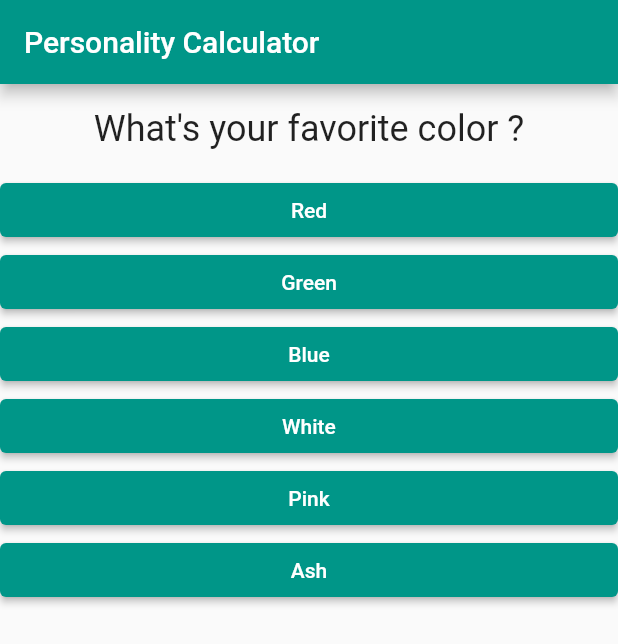
After one commit to Alamin11/QuizApp, a Flutter app: the screen it shows after launch, on a phone screen of 412 x 824 dp. The commit adds this screen. Shown: the top 644 px of the screen. Run offline on Flutter 3.47's test engine with Material 2 defaults, Android fonts, the phone set to English and light mode, and no system bars; our stand-ins replace simple_gradient_text.

Commit message:
Spliting-up the code and resetting the quiz

```diff
--- a/lib/main.dart
+++ b/lib/main.dart
@@ -1,9 +1,10 @@
 import 'package:flutter/material.dart';
-import 'package:simple_gradient_text/simple_gradient_text.dart';
+import 'package:quiz_app/result.dart';
 
 //created widget
 import './question.dart';
 import './answer.dart';
+import './quiz.dart';
 
 void main(List<String> args) {
   runApp(MyApp());
@@ -17,10 +18,9 @@ class MyApp extends StatefulWidget {
 }
 
 class _MyAppState extends State<MyApp> {
-  var _questionIndex = 0;
   // ignore: prefer_typing_uninitialized_variables
   //var _numOfQuestions;
-  var questions = const [
+  final _questions = const [
     {
       'questionText': 'What\'s your favorite color ?',
       'answers': ['Red', 'Green', 'Blue', 'White', 'Pink', 'Ash']
@@ -50,6 +50,13 @@ class _MyAppState extends State<MyApp> {
       ]
     },
   ];
+  var _questionIndex = 0;
+  void _resetQuiz() {
+    setState(() {
+      _questionIndex = 0;
+    });
+  }
+
   //final _numberOfQuestions = questions.length;
   void _answerQuestion() {
     //print(questionIndex);
@@ -74,66 +81,14 @@ class _MyAppState extends State<MyApp> {
         appBar: AppBar(
           title: const Text('Personality Calculator'),
         ),
-        body: _questionIndex < questions.length
-            ? Column(
-                children: [
-                  Question(
-                    questions[_questionIndex]['questionText'] as String,
-                  ),
-
-                  ...(questions[_questionIndex]['answers'] as List<String>)
-                      .map((answer) {
-                    return Answer(_answerQuestion, answer);
-                  }).toList()
-                  // Answer(_answerQuestion),
-                  // Answer(_answerQuestion),
-                  // Answer(_answerQuestion),
-                ],
+        body: _questionIndex < _questions.length
+            ? Quiz(
+                answerQuestion: _answerQuestion,
+                questions: _questions,
+                questionIndex: _questionIndex,
               )
-            : Center(
-                child: Column(
-                  mainAxisAlignment: MainAxisAlignment.center,
-                  children: [
-                    // Text(
-                    //   'Congratulations!!! You\'ve done it.',
-                    //   style: TextStyle(
-                    //     fontSize: 20,
-                    //     fontWeight: FontWeight.w400,
-                    //     color: Colors.teal,
-                    //   ),
-                    // ),
-                    GradientText(
-                      'Congratulations!!! You\'ve done it.',
-                      style: const TextStyle(
-                        fontSize: 20.0,
-                      ),
-                      colors: const [
-                        Colors.blue,
-                        Colors.red,
-                        Colors.teal,
-                      ],
-                    ),
-                    ElevatedButton(
-                      onPressed: () {
-                        setState(() {
-                          _questionIndex = 0;
-                        });
-                      },
-                      child: GradientText(
-                        'Restart',
-                        style: const TextStyle(
-                          fontSize: 16.0,
-                          fontWeight: FontWeight.bold,
-                        ),
-                        colors: const [
-                          Colors.white,
-                          Colors.yellow,
-                          Colors.white,
-                        ],
-                      ),
-                    )
-                  ],
-                ),
+            : Result(
+                resetQuiz: _resetQuiz,
               ),
       ),
     );
--- /dev/null
+++ b/lib/quiz.dart
@@ -0,0 +1,34 @@
+import 'package:flutter/material.dart';
+
+import './question.dart';
+import './answer.dart';
+
+class Quiz extends StatelessWidget {
+  final List<Map<String, Object>> questions;
+  final VoidCallback answerQuestion;
+  final questionIndex;
+  const Quiz(
+      {Key? key,
+      required this.questions,
+      required this.answerQuestion,
+      this.questionIndex})
+      : super(key: key);
+
+  @override
+  Widget build(BuildContext context) {
+    return Column(
+      children: [
+        Question(
+          questions[questionIndex]['questionText'] as String,
+        ),
+
+        ...(questions[questionIndex]['answers'] as List<String>).map((answer) {
+          return Answer(answerQuestion, answer);
+        }).toList()
+        // Answer(_answerQuestion),
+        // Answer(_answerQuestion),
+        // Answer(_answerQuestion),
+      ],
+    );
+  }
+}
```
Also changed, not shown: lib/result.dart (added, +52 -0 lines).
